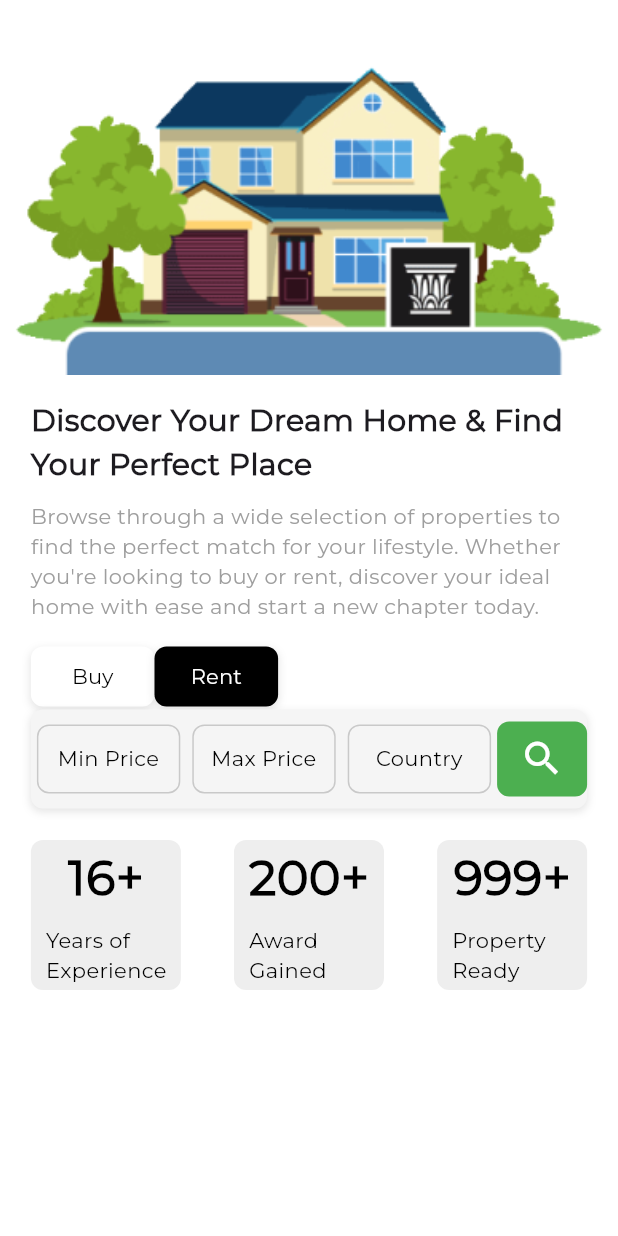
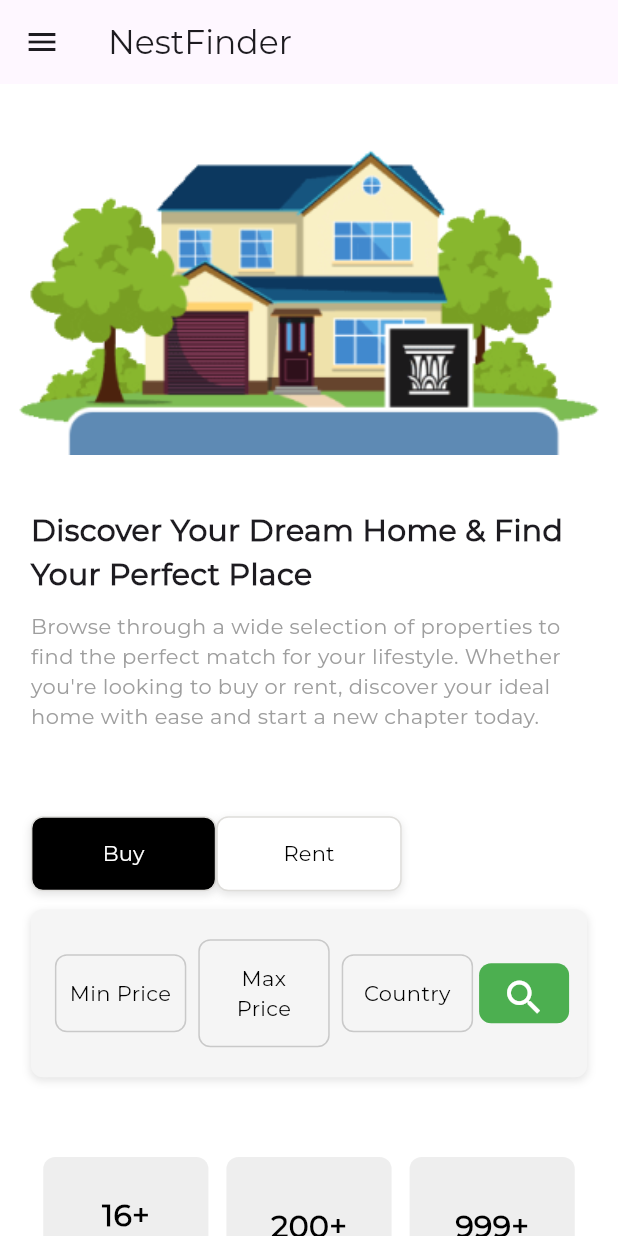
Before and after one commit to coder-aastha/nest-finder, a Flutter app: the HomepageView screen opened directly, on a phone screen of 412 x 824 dp. Run offline on Flutter 3.47's test engine with Material 3 defaults, Android fonts, the light colour scheme and no system bars; our stand-ins replace animated_splash_screen, smooth_page_indicator.

Commit message:
Made homepage suitable for both mobile and ipad view

```diff
--- a/lib/app.dart
+++ b/lib/app.dart
@@ -2,6 +2,7 @@ import 'package:animated_splash_screen/animated_splash_screen.dart';
 import 'package:flutter/material.dart';
 import 'package:nest_finder/core/app_theme/app_theme.dart';
 import 'package:nest_finder/view/onboarding_view.dart';
+
 
 class MyApp extends StatelessWidget {
   const MyApp({super.key});
@@ -15,7 +16,7 @@ class MyApp extends StatelessWidget {
         splash: 'assets/images/splash_screen/nestfinder_animated_logo.gif',
         splashIconSize: 1500.0,
         centered: true,
-        nextScreen: const OnboardingView(),
+        nextScreen: const OnboardingView(), // Change this to DrawerHomepageView
         backgroundColor: Colors.white,
         duration: 2700,
       ),
--- a/lib/view/drawer_home_page_view.dart
+++ b/lib/view/drawer_homepage_view.dart
@@ -3,49 +3,40 @@ import 'package:nest_finder/view/aboutpage_view.dart';
 import 'package:nest_finder/view/agentpage_view.dart';
 import 'package:nest_finder/view/contactpage_view.dart';
 import 'package:nest_finder/view/homepage_view.dart';
-import 'package:nest_finder/view/my_header_drawer_view.dart';
+import 'package:nest_finder/view/my_header_drawer_view.dart'; // Assuming this import is correct
 
-class DrawerHomePageView extends StatefulWidget {
-  const DrawerHomePageView({super.key});
+class DrawerHomepageView extends StatefulWidget {
+  const DrawerHomepageView({super.key});
 
   @override
-  State<DrawerHomePageView> createState() => _DrawerHomePageViewState();
+  State<DrawerHomepageView> createState() => _HomePageViewState();
 }
 
-class _DrawerHomePageViewState extends State<DrawerHomePageView> {
+class _HomePageViewState extends State<DrawerHomepageView> {
   // The variable to hold the current page (selected drawer item)
   DrawerSection currentPage = DrawerSection.home;
 
   @override
   Widget build(BuildContext context) {
-    // Use MediaQuery to get the screen width
-    double screenWidth = MediaQuery.of(context).size.width;
-
-    // Decide container width based on screen size
-    double containerWidth = screenWidth > 600 ? 600 : screenWidth;
-
-    // The body widget (currentPage) that gets updated when a drawer item is tapped
-    StatelessWidget container = const HomepageView(); // Default value
-    if (currentPage == DrawerSection.home) {
-      container = const HomepageView();
-    } else if (currentPage == DrawerSection.about) {
-      container = const AboutpageView();
-    } else if (currentPage == DrawerSection.contact) {
-      container = const ContactPageView();
-    } else if (currentPage == DrawerSection.agents) {
-      container = const AgentPageView();
-    }
+    // Assign the appropriate widget based on the currentPage value
+    Widget container = _getPageForCurrentSection();
 
     return Scaffold(
       appBar: AppBar(
         title: const Text("Nest Finder"),
-      ),
-      body: Center(
-        child: SizedBox(
-          width: containerWidth, // Set width based on screen size
-          child: container,
+        // Use Builder to get the right context for Scaffold.of(context)
+        leading: Builder(
+          builder: (BuildContext context) {
+            return IconButton(
+              icon: const Icon(Icons.menu),
+              onPressed: () {
+                Scaffold.of(context).openDrawer(); // Opens the drawer
+              },
+            );
+          },
         ),
       ),
+      body: container, // This will display the widget based on currentPage
       drawer: Drawer(
         child: SingleChildScrollView(
           child: Column(
@@ -57,6 +48,22 @@ class _DrawerHomePageViewState extends State<DrawerHomePageView> {
         ),
       ),
     );
+  }
+
+  // Method to get the appropriate widget based on the currentPage value
+  Widget _getPageForCurrentSection() {
+    switch (currentPage) {
+      case DrawerSection.home:
+        return const HomepageView(); // Show homepage when home is selected
+      case DrawerSection.about:
+        return const AboutpageView(); // Show about page when about is selected
+      case DrawerSection.contact:
+        return const ContactPageView(); // Show contact page when contact is selected
+      case DrawerSection.agents:
+        return const AgentPageView(); // Show agent page when agents is selected
+      default:
+        return const HomepageView(); // Default page (should not happen)
+    }
   }
 
   // The DrawerListView that contains the list of items in the Drawer
@@ -105,9 +112,9 @@ class _DrawerHomePageViewState extends State<DrawerHomePageView> {
         onTap: () {
           setState(() {
             // Update the current page when an item is tapped
-            currentPage =
-                DrawerSection.values[id - 1]; // Using the correct enum value
+            currentPage = DrawerSection.values[id - 1]; // Using the correct enum value
           });
+          Navigator.pop(context); // Close the drawer after selection
         },
         child: Padding(
           padding: const EdgeInsets.all(15.0),
--- a/lib/view/homepage_view.dart
+++ b/lib/view/homepage_view.dart
@@ -1,7 +1,16 @@
 import 'package:flutter/material.dart';
+import 'package:nest_finder/view/drawer_homepage_view.dart';
 
-class HomepageView extends StatelessWidget {
+class HomepageView extends StatefulWidget {
   const HomepageView({super.key});
+
+  @override
+  _HomepageViewState createState() => _HomepageViewState();
+}
+
+class _HomepageViewState extends State<HomepageView> {
+  // Variable to track which button is selected (true for "Buy", false for "Rent")
+  bool isBuySelected = true;
 
   @override
   Widget build(BuildContext context) {
@@ -10,9 +19,44 @@ class HomepageView extends StatelessWidget {
     double screenHeight = MediaQuery.of(context).size.height;
 
     // Adjust image height based on screen width (portrait/landscape)
-    double imageHeight = screenWidth < screenHeight ? 250 : screenHeight * 0.4;
+    double imageHeight =
+        screenWidth < screenHeight ? screenHeight * 0.3 : screenHeight * 0.4;
+
+    // Determine the appropriate padding based on screen width (mobile vs tablet)
+    double horizontalPadding = screenWidth * 0.05;
+    double verticalPadding = screenHeight * 0.02;
+
+    // Determine button width based on screen size
+    double buttonWidth =
+        screenWidth < 600 ? screenWidth * 0.30 : screenWidth * 0.25;
+
+    // Text size for smaller screens
+    double titleFontSize = screenWidth > 600 ? 26 : 20;
+    double subtitleFontSize = screenWidth > 600 ? 18 : 14;
+    double buttonFontSize = screenWidth > 600 ? 18 : 14;
+
+    // Experience Card size (smaller for mobile view)
+    double experienceCardWidth = screenWidth < 600 ? screenWidth * 0.28 : 200;
+    double experienceCardHeight = screenWidth < 600 ? screenWidth * 0.28 : 200;
+    double experienceFontSize = screenWidth < 600 ? 20 : 32;
+    double experienceLabelFontSize = screenWidth < 600 ? 10 : 14;
+
+    // Input field and search button size (smaller for mobile view)
+    double inputFieldHeight = screenWidth < 600 ? 15 : 25;
+    double searchButtonHeight = screenWidth < 600 ? 40 : 70;
+    double searchButtonWidth = screenWidth < 600 ? 60 : 80;
 
     return Scaffold(
+      appBar: AppBar(
+        leading: IconButton(
+          icon: const Icon(Icons.menu),
+          onPressed: () {
+            // Open the drawer when the menu icon is pressed
+            Scaffold.of(context).openDrawer();
+          },
+        ),
+        title: const Text("NestFinder"),
+      ),
       body: SingleChildScrollView(
         // Use SingleChildScrollView to prevent overflow
         child: Column(
@@ -30,21 +74,19 @@ class HomepageView extends StatelessWidget {
                 ),
               ),
             ),
+            const SizedBox(height: 20),
 
             // Short description in the middle
             Padding(
               padding: EdgeInsets.symmetric(
-                  horizontal: screenWidth * 0.05,
-                  vertical: screenHeight * 0.02),
+                  horizontal: horizontalPadding, vertical: verticalPadding),
               child: Column(
                 crossAxisAlignment: CrossAxisAlignment.start,
                 children: [
                   Text(
                     'Discover Your Dream Home & Find Your Perfect Place',
                     style: TextStyle(
-                      fontSize: screenWidth > 600
-                          ? 23
-                          : 20, // Adjust font size based on screen width
+                      fontSize: titleFontSize,
                       fontWeight: FontWeight.bold,
                     ),
                   ),
@@ -52,9 +94,7 @@ class HomepageView extends StatelessWidget {
                   Text(
                     'Browse through a wide selection of properties to find the perfect match for your lifestyle. Whether you\'re looking to buy or rent, discover your ideal home with ease and start a new chapter today.',
                     style: TextStyle(
-                      fontSize: screenWidth > 600
-                          ? 16
-                          : 14, // Adjust font size based on screen width
+                      fontSize: subtitleFontSize,
                       color: Colors.grey,
                     ),
                   ),
@@ -62,19 +102,30 @@ class HomepageView extends StatelessWidget {
               ),
             ),
 
+            const SizedBox(height: 40),
+
             // Row for Buy and Rent buttons with dynamic width, left aligned
             Padding(
-              padding: EdgeInsets.symmetric(horizontal: screenWidth * 0.05),
+              padding: EdgeInsets.symmetric(horizontal: horizontalPadding),
               child: Row(
                 mainAxisAlignment: MainAxisAlignment.start,
                 children: [
-                  // Buy button (left aligned, no margin)
+                  // Buy button
                   _buildActionButton(
-                      "Buy", Colors.white, Colors.black, screenWidth),
-
-                  // Rent button (left aligned, no margin)
+                      "Buy",
+                      isBuySelected ? Colors.black : Colors.white,
+                      isBuySelected ? Colors.white : Colors.black,
+                      buttonWidth,
+                      buttonFontSize,
+                      true),
+                  // Rent button
                   _buildActionButton(
-                      "Rent", Colors.black, Colors.white, screenWidth),
+                      "Rent",
+                      isBuySelected ? Colors.white : Colors.black,
+                      isBuySelected ? Colors.black : Colors.white,
+                      buttonWidth,
+                      buttonFontSize,
+                      false),
                 ],
               ),
             ),
@@ -82,7 +133,7 @@ class HomepageView extends StatelessWidget {
             // New Container with row for Min Price, Max Price, Country, no margins between input fields
             Padding(
               padding: EdgeInsets.symmetric(
-                  horizontal: screenWidth * 0.05, vertical: 2.0),
+                  horizontal: horizontalPadding, vertical: 12.0),
               child: Container(
                 padding: const EdgeInsets.symmetric(vertical: 8.0),
                 decoration: BoxDecoration(
@@ -96,57 +147,95 @@ class HomepageView extends StatelessWidget {
                     ),
                   ],
                 ),
+                child: Padding(
+                  padding: const EdgeInsets.all(12.0),
                   child: Row(
                     children: [
                       // Min Price
-                    _buildCompactInputField("Min Price"),
-
+                      _buildCompactInputField("Min Price", inputFieldHeight),
                       // Max Price
-                    _buildCompactInputField("Max Price"),
-
+                      _buildCompactInputField("Max Price", inputFieldHeight),
                       // Country
-                    _buildCompactInputField("Country"),
-
+                      _buildCompactInputField("Country", inputFieldHeight),
                       // Search Button (Added to the end of the row)
-                    _buildSearchButton(),
+                      _buildSearchButton(searchButtonWidth, searchButtonHeight),
                     ],
+                  ),
                 ),
               ),
             ),
 
             // New Container with 3 "16+" and "Years of Experience" sections
             Padding(
-              padding: EdgeInsets.only(
-                  left: screenWidth * 0.05,
-                  right: screenWidth * 0.05,
-                  top: 19.0,
-                  bottom: 19.0),
+              padding: EdgeInsets.symmetric(
+                  horizontal: screenWidth * 0.07,
+                  vertical: screenHeight * 0.05),
               child: Row(
                 mainAxisAlignment: MainAxisAlignment.spaceBetween,
                 children: [
-                  _buildExperienceCard("16+", "Years of Experience"),
-                  _buildExperienceCard("200+", "Award Gained"),
-                  _buildExperienceCard("999+", "Property Ready"),
+                  // Wrap the experience cards inside Flexible to make them responsive
+                  Flexible(
+                    flex: 1,
+                    child: _buildExperienceCard(
+                        "16+",
+                        "Years of Experience",
+                        experienceCardWidth,
+                        experienceCardHeight,
+                        experienceFontSize,
+                        experienceLabelFontSize),
+                  ),
+                  const SizedBox(width: 12), // Add gap between cards
+                  Flexible(
+                    flex: 1,
+                    child: _buildExperienceCard(
+                        "200+",
+                        "Award Gained",
+                        experienceCardWidth,
+                        experienceCardHeight,
+                        experienceFontSize,
+                        experienceLabelFontSize),
+                  ),
+                  const SizedBox(width: 12), // Add gap between cards
+                  Flexible(
+                    flex: 1,
+                    child: _buildExperienceCard(
+                        "999+",
+                        "Property Ready",
+                        experienceCardWidth,
+                        experienceCardHeight,
+                        experienceFontSize,
+                        experienceLabelFontSize),
+                  ),
                 ],
               ),
             ),
           ],
         ),
       ),
+
+      // Drawer that holds the DrawerHomepageView
+      drawer: const Drawer(
+        child: SingleChildScrollView(
+          child: Column(
+            children: [
+              DrawerHomepageView(),
+            ],
+          ),
+        ),
+      ),
     );
   }
 
   // Helper method to build each action button (Buy and Rent)
-  // Helper method to build each action button (Buy and Rent)
-  Widget _buildActionButton(
-      String label, Color bgColor, Color textColor, double screenWidth) {
+  Widget _buildActionButton(String label, Color bgColor, Color textColor,
+      double buttonWidth, double buttonFontSize, bool isBuy) {
     return Container(
-      width: screenWidth *
-          0.20, // Reduced width for the button (from 0.35 to 0.30)
-      height: 40, // Reduced height for the button (from 50 to 40)
+      width: buttonWidth,
+      height: 50, // Increased height for better accessibility
       decoration: BoxDecoration(
         color: bgColor,
         borderRadius: BorderRadius.circular(8),
+        border: Border.all(color: const Color(0xFFDEDDDA)),
         boxShadow: [
           BoxShadow(
             color: Colors.black.withOpacity(0.1),
@@ -157,16 +246,17 @@ class HomepageView extends StatelessWidget {
       ),
       child: TextButton(
         onPressed: () {
-          // Handle button press
+          setState(() {
+            // Toggle button selection
+            isBuySelected = isBuy;
+          });
           print('$label button pressed');
         },
         child: Text(
           label,
           style: TextStyle(
             color: textColor,
-            fontSize: screenWidth > 600
-                ? 16
-                : 14, // Adjust font size for smaller screens
+            fontSize: buttonFontSize, // Adjust font size for smaller screens
           ),
         ),
       ),
@@ -174,13 +264,12 @@ class HomepageView extends StatelessWidget {
   }
 
   // Helper method to build each input field without background and icon
-  Widget _buildCompactInputField(String label) {
+  Widget _buildCompactInputField(String label, double height) {
     return Expanded(
-      // Use Expanded to ensure input fields resize appropriately
       child: Container(
         margin: const EdgeInsets.symmetric(horizontal: 4.0),
-        padding: const EdgeInsets.symmetric(
-            vertical: 12.0, horizontal: 8.0), // Adjust padding
+        padding: EdgeInsets.symmetric(
+            vertical: height, horizontal: 8.0), // Adjust padding
         decoration: BoxDecoration(
           borderRadius: BorderRadius.circular(8),
           border: Border.all(color: Colors.grey.withOpacity(0.5), width: 1),
@@ -198,10 +287,11 @@ class HomepageView extends StatelessWidget {
   }
 
   // Helper method to build the search button
-  Widget _buildSearchButton() {
+  Widget _buildSearchButton(
+      double searchButtonWidth, double searchButtonHeight) {
     return Container(
-      width: 60,
-      height: 50,
+      width: searchButtonWidth,
+      height: searchButtonHeight,
       decoration: BoxDecoration(
         color: Colors.green,
         borderRadius: BorderRadius.circular(8),
@@ -221,10 +311,11 @@ class HomepageView extends StatelessWidget {
   }
 
   // Helper method to create a card for "16+" and "Years of Experience"
-  Widget _buildExperienceCard(String number, String label) {
+  Widget _buildExperienceCard(String number, String label, double width,
+      double height, double fontSize, double labelFontSize) {
     return Container(
-      width: 100, // Fixed width for each card
-      height: 100, // Fixed height for each card
+      width: width,
+      height: height,
       decoration: BoxDecoration(
         color: Colors.grey[200],
         borderRadius: BorderRadius.circular(8),
@@ -235,8 +326,8 @@ class HomepageView extends StatelessWidget {
         children: [
           Text(
             number,
-            style: const TextStyle(
-              fontSize: 32,
+            style: TextStyle(
+              fontSize: fontSize,
               fontWeight: FontWeight.bold,
               color: Colors.black,
             ),
@@ -246,8 +337,8 @@ class HomepageView extends StatelessWidget {
             padding: const EdgeInsets.only(left: 10.0),
             child: Text(
               label,
-              style: const TextStyle(
-                fontSize: 14,
+              style: TextStyle(
+                fontSize: labelFontSize,
                 color: Colors.black,
               ),
             ),
```
Lines whose indentation alone changed are shown as unchanged.
